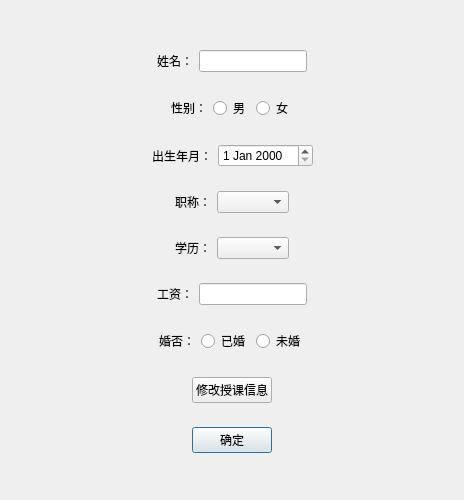
PLlee3694/QtProject, file changedialog.ui: the form before one commit.
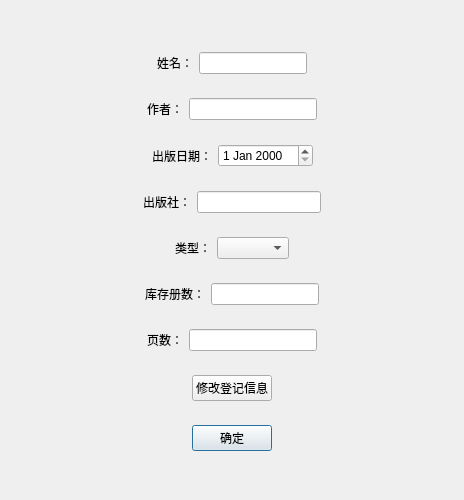
The form after the commit.

The edit to the form file:
```diff
--- a/changedialog.ui
+++ b/changedialog.ui
@@ -33,23 +33,12 @@
       <item>
        <widget class="QLabel" name="gender_label">
         <property name="text">
-         <string>性别：</string>
+         <string>作者：</string>
         </property>
        </widget>
       </item>
       <item>
-       <widget class="QRadioButton" name="men_radioButton">
-        <property name="text">
-         <string>男</string>
-        </property>
-       </widget>
-      </item>
-      <item>
-       <widget class="QRadioButton" name="women_radioButton">
-        <property name="text">
-         <string>女</string>
-        </property>
-       </widget>
+       <widget class="QLineEdit" name="author_lineEdit"/>
       </item>
       <item>
        <spacer name="horizontalSpacer_6">
@@ -125,7 +114,7 @@
       <item>
        <widget class="QLabel" name="birth_label">
         <property name="text">
-         <string>出生年月：</string>
+         <string>出版日期：</string>
         </property>
        </widget>
       </item>
@@ -167,12 +156,12 @@
       <item>
        <widget class="QLabel" name="position_label">
         <property name="text">
-         <string>职称：</string>
+         <string>出版社：</string>
         </property>
        </widget>
       </item>
       <item>
-       <widget class="QComboBox" name="position_comboBox"/>
+       <widget class="QLineEdit" name="press_lineEdit"/>
       </item>
       <item>
        <spacer name="horizontalSpacer_20">
@@ -209,7 +198,7 @@
       <item>
        <widget class="QLabel" name="grade_label">
         <property name="text">
-         <string>学历：</string>
+         <string>类型：</string>
         </property>
        </widget>
       </item>
@@ -251,7 +240,7 @@
       <item>
        <widget class="QPushButton" name="Changecourse_pushButton">
         <property name="text">
-         <string>修改授课信息</string>
+         <string>修改登记信息</string>
         </property>
        </widget>
       </item>
@@ -352,23 +341,12 @@
       <item>
        <widget class="QLabel" name="marry_label">
         <property name="text">
-         <string>婚否：</string>
+         <string>页数：</string>
         </property>
        </widget>
       </item>
       <item>
-       <widget class="QRadioButton" name="marry_radioButton">
-        <property name="text">
-         <string>已婚</string>
-        </property>
-       </widget>
-      </item>
-      <item>
-       <widget class="QRadioButton" name="nonmarry_radioButton">
-        <property name="text">
-         <string>未婚</string>
-        </property>
-       </widget>
+       <widget class="QLineEdit" name="page_lineEdit"/>
       </item>
       <item>
        <spacer name="horizontalSpacer_14">
@@ -418,7 +396,7 @@
       <item>
        <widget class="QLabel" name="salary_label">
         <property name="text">
-         <string>工资：</string>
+         <string>库存册数：</string>
         </property>
        </widget>
       </item>
```
Left out of the diff: 6 changed lines with no effect on the pictures.
